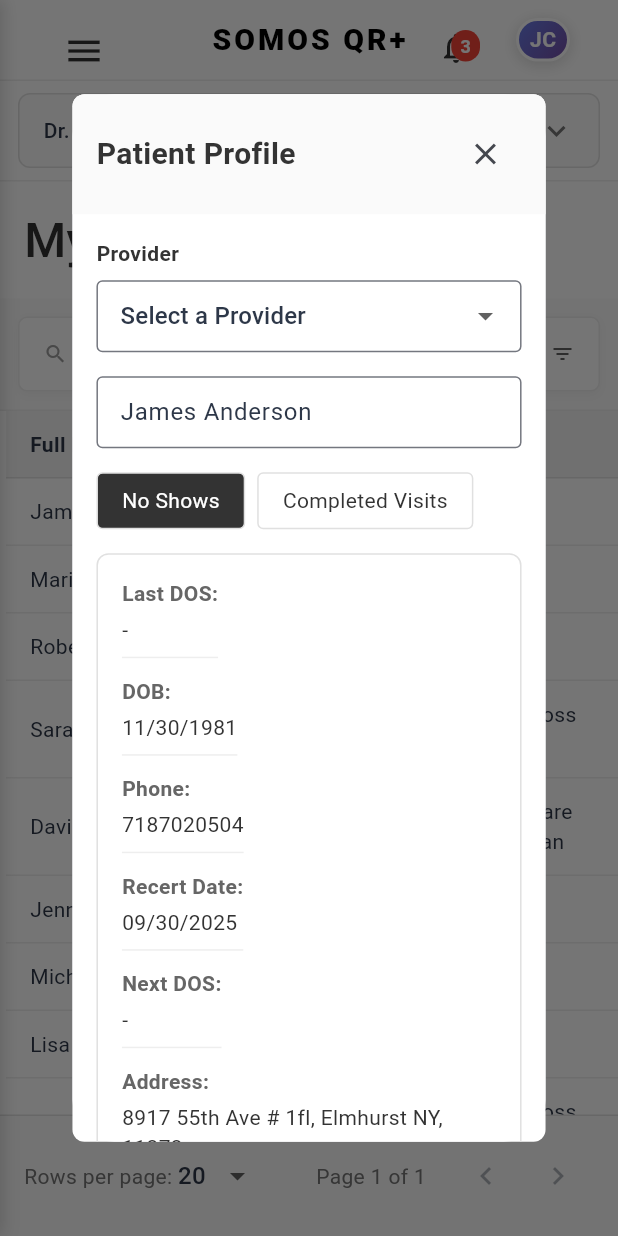
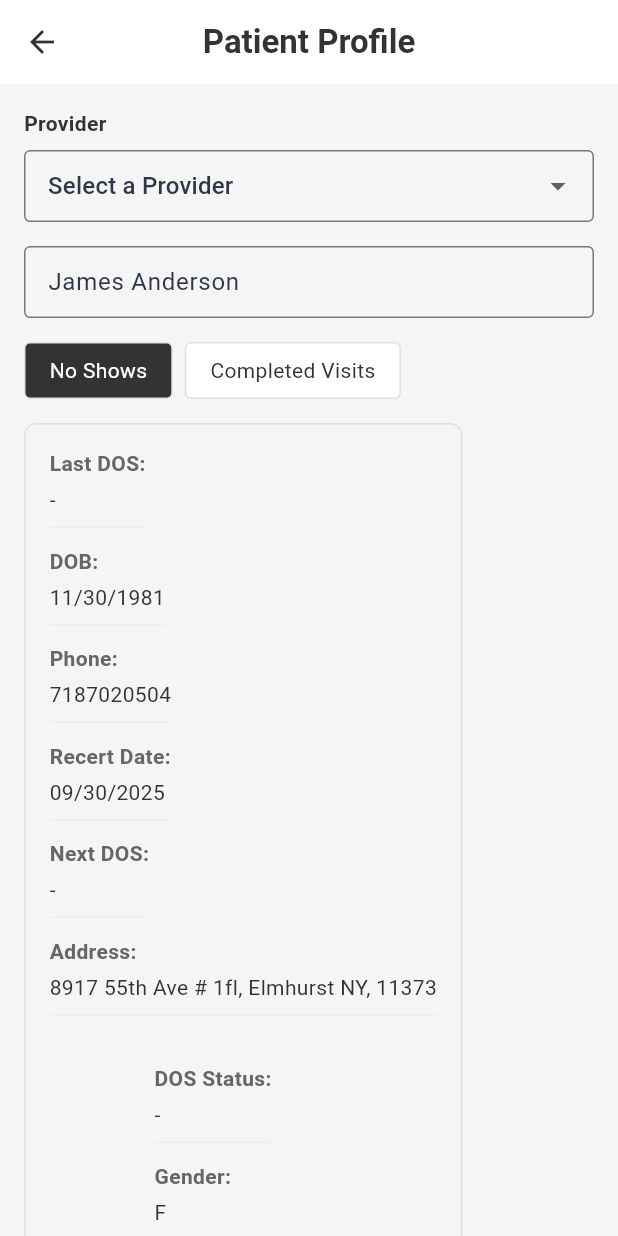
Before and after one commit to LennoxWolfe/somos-qr-plus-mobile, a Flutter app: the PatientsScreen screen opened by its route, after a tap on "All", after a tap on "Dr. Sarah Johnson", after a tap on "James Anderson", on a phone screen of 412 x 824 dp. Run offline on Flutter 3.47's test engine with Material 3 defaults, Android fonts, the phone set to English and light mode, and no system bars; our stand-ins replace fl_chart, go_router, shared_preferences; accounts and stored records are empty.

Commit message:
Convert patient profile dialog to full page view
- Changed PatientProfileModal from Dialog to Scaffold with AppBar
- Updated patients screen to use Navigator.push instead of showDialog
- Improved user experience with full page viewing instead of modal dialog
- Added back button navigation for better UX

```diff
--- a/lib/screens/patients_screen.dart
+++ b/lib/screens/patients_screen.dart
@@ -73,9 +73,11 @@ class _PatientsScreenState extends State<PatientsScreen> {
   }
 
   void _showPatientProfile(Patient patient) {
-    showDialog(
-      context: context,
-      builder: (context) => PatientProfileModal(patient: patient),
+    Navigator.push(
+      context,
+      MaterialPageRoute(
+        builder: (context) => PatientProfileModal(patient: patient),
+      ),
     );
   }
 
--- a/lib/widgets/patient_profile_modal.dart
+++ b/lib/widgets/patient_profile_modal.dart
@@ -15,54 +15,19 @@ class _PatientProfileModalState extends State<PatientProfileModal> {
 
   @override
   Widget build(BuildContext context) {
-    return Dialog(
-      child: LayoutBuilder(
-        builder: (context, constraints) {
-          final dialogWidth = constraints.maxWidth * 0.95;
-          final dialogHeight = constraints.maxHeight * 0.9;
-
-          return Container(
-            width: dialogWidth > 800 ? 800 : dialogWidth,
-            height: dialogHeight,
-            constraints: const BoxConstraints(maxWidth: 800, minWidth: 300),
-            decoration: BoxDecoration(
-              color: Colors.white,
-              borderRadius: BorderRadius.circular(8),
-            ),
-            child: Column(
-              children: [
-                // Header
-                Container(
-                  padding: const EdgeInsets.all(16),
-                  decoration: BoxDecoration(
-                    color: Colors.grey.shade50,
-                    borderRadius: const BorderRadius.only(
-                      topLeft: Radius.circular(8),
-                      topRight: Radius.circular(8),
+    return Scaffold(
+      backgroundColor: const Color(0xFFF5F5F5),
+      appBar: AppBar(
+        title: const Text('Patient Profile'),
+        backgroundColor: Colors.white,
+        foregroundColor: const Color(0xFF333333),
+        elevation: 0,
+        leading: IconButton(
+          onPressed: () => Navigator.of(context).pop(),
+          icon: const Icon(Icons.arrow_back),
         ),
       ),
-                  child: Row(
-                    mainAxisAlignment: MainAxisAlignment.spaceBetween,
-                    children: [
-                      const Text(
-                        'Patient Profile',
-                        style: TextStyle(
-                          fontSize: 20,
-                          fontWeight: FontWeight.w600,
-                          color: Color(0xFF333333),
-                        ),
-                      ),
-                      IconButton(
-                        onPressed: () => Navigator.of(context).pop(),
-                        icon: const Icon(Icons.close),
-                      ),
-                    ],
-                  ),
-                ),
-
-                // Body
-                Expanded(
-                  child: SingleChildScrollView(
+      body: SingleChildScrollView(
         padding: const EdgeInsets.all(16),
         child: Column(
           crossAxisAlignment: CrossAxisAlignment.start,
@@ -152,12 +117,6 @@ class _PatientProfileModalState extends State<PatientProfileModal> {
             _buildRiskAdjustmentCard(),
           ],
         ),
-                  ),
-                ),
-              ],
-            ),
-          );
-        },
       ),
     );
   }
```
Lines whose indentation alone changed are shown as unchanged.
